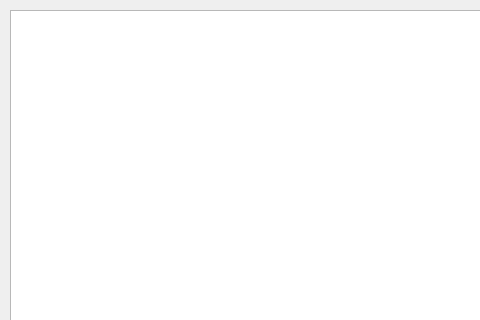
Old version of the form filterform.ui in the repository javoire/IHM_ProjetQT; both pictures show x 0 to 480 and y 0 to 320 of the 960 by 570 pixel window.
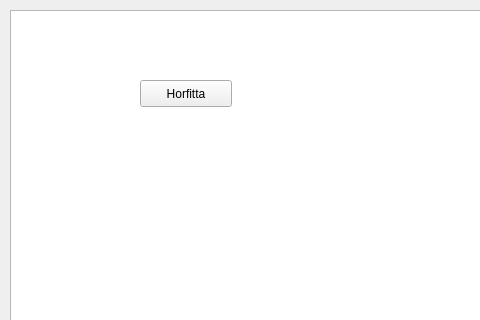
New version of the form.

Commit message: popup functional

```diff
--- a/filterform.ui
+++ b/filterform.ui
@@ -448,6 +448,19 @@
     <enum>Qt::Horizontal</enum>
    </property>
   </widget>
+  <widget class="QPushButton" name="buttonPopup">
+   <property name="geometry">
+    <rect>
+     <x>140</x>
+     <y>80</y>
+     <width>92</width>
+     <height>27</height>
+    </rect>
+   </property>
+   <property name="text">
+    <string>Horfitta</string>
+   </property>
+  </widget>
  </widget>
  <layoutdefault spacing="6" margin="11"/>
  <resources/>
```
The commit also changes 21 other files.
